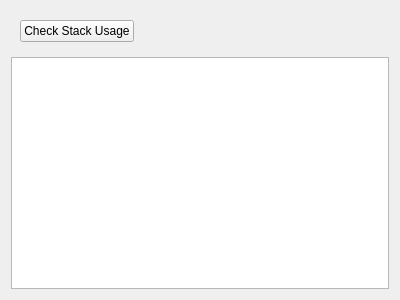
The window that san-antonio/sanantonio/ui/control_panels/tasks_panel.ui (jumiknows/AleasatV2) describes before a commit, drawn with Qt 5.
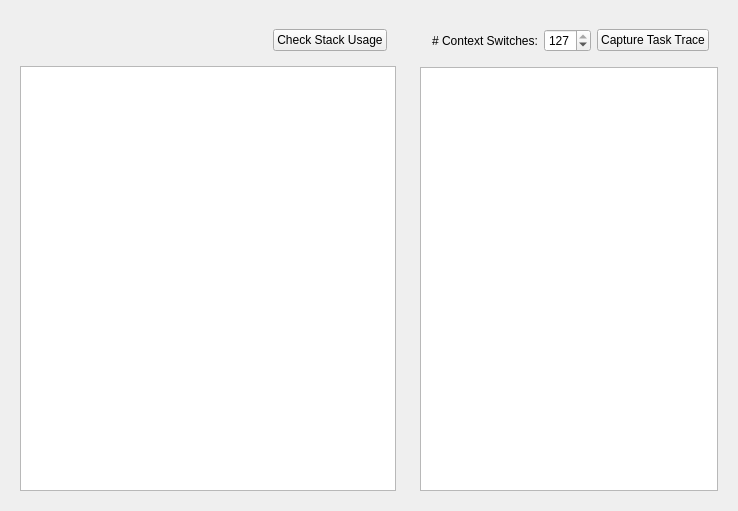
The same window after the commit.

Commit message: ALEA-967 Add RTOS Task Tracing Feature https://gitlab.com/alea-2020/command-data-handling/obc2-firmware/-/merge_requests/204

```diff
--- a/san-antonio/sanantonio/ui/control_panels/tasks_panel.ui
+++ b/san-antonio/sanantonio/ui/control_panels/tasks_panel.ui
@@ -6,48 +6,109 @@
    <rect>
     <x>0</x>
     <y>0</y>
-    <width>400</width>
-    <height>300</height>
+    <width>738</width>
+    <height>511</height>
    </rect>
   </property>
   <property name="windowTitle">
    <string>Form</string>
   </property>
-  <layout class="QVBoxLayout" name="verticalLayout">
+  <layout class="QHBoxLayout" name="horizontalLayout_2" stretch="5,4">
    <item>
-    <widget class="QWidget" name="button_panel" native="true">
-     <layout class="QHBoxLayout" name="horizontalLayout">
+    <widget class="QWidget" name="left_panel" native="true">
+     <layout class="QVBoxLayout" name="verticalLayout_2">
       <item>
-       <widget class="QPushButton" name="check_stack_usage_btn">
-        <property name="text">
-         <string>Check Stack Usage</string>
-        </property>
+       <widget class="QWidget" name="left_button_panel" native="true">
+        <layout class="QHBoxLayout" name="horizontalLayout">
+         <item>
+          <spacer name="horizontalSpacer">
+           <property name="orientation">
+            <enum>Qt::Horizontal</enum>
+           </property>
+           <property name="sizeHint" stdset="0">
+            <size>
+             <width>40</width>
+             <height>20</height>
+            </size>
+           </property>
+          </spacer>
+         </item>
+         <item>
+          <widget class="QPushButton" name="check_stack_usage_btn">
+           <property name="text">
+            <string>Check Stack Usage</string>
+           </property>
+          </widget>
+         </item>
+        </layout>
        </widget>
       </item>
       <item>
-       <spacer name="horizontalSpacer">
-        <property name="orientation">
-         <enum>Qt::Horizontal</enum>
+       <widget class="QTableWidget" name="tasks_table">
+        <property name="showGrid">
+         <bool>false</bool>
         </property>
-        <property name="sizeHint" stdset="0">
-         <size>
-          <width>40</width>
-          <height>20</height>
-         </size>
-        </property>
-       </spacer>
+        <attribute name="verticalHeaderVisible">
+         <bool>false</bool>
+        </attribute>
+       </widget>
       </item>
      </layout>
     </widget>
    </item>
    <item>
-    <widget class="QTableWidget" name="tasks_table">
-     <property name="showGrid">
-      <bool>false</bool>
-     </property>
-     <attribute name="verticalHeaderVisible">
-      <bool>false</bool>
-     </attribute>
+    <widget class="QWidget" name="right_panel" native="true">
+     <layout class="QVBoxLayout" name="verticalLayout">
+      <item>
+       <widget class="QWidget" name="right_button_panel" native="true">
+        <layout class="QHBoxLayout" name="horizontalLayout_3">
+         <item>
+          <spacer name="horizontalSpacer_2">
+           <property name="orientation">
+            <enum>Qt::Horizontal</enum>
+           </property>
+           <property name="sizeHint" stdset="0">
+            <size>
+             <width>40</width>
+             <height>20</height>
+            </size>
+           </property>
+          </spacer>
+         </item>
+         <item>
+          <widget class="QLabel" name="trace_length_label">
+           <property name="text">
+            <string># Context Switches:</string>
+           </property>
+          </widget>
+         </item>
+         <item>
+          <widget class="QSpinBox" name="trace_length_box">
+           <property name="maximum">
+            <number>127</number>
+           </property>
+           <property name="value">
+            <number>127</number>
+           </property>
+           <property name="displayIntegerBase">
+            <number>10</number>
+           </property>
+          </widget>
+         </item>
+         <item>
+          <widget class="QPushButton" name="capture_task_trace_btn">
+           <property name="text">
+            <string>Capture Task Trace</string>
+           </property>
+          </widget>
+         </item>
+        </layout>
+       </widget>
+      </item>
+      <item>
+       <widget class="QTableWidget" name="trace_table"/>
+      </item>
+     </layout>
     </widget>
    </item>
   </layout>
```
The commit also changes 15 other files.
